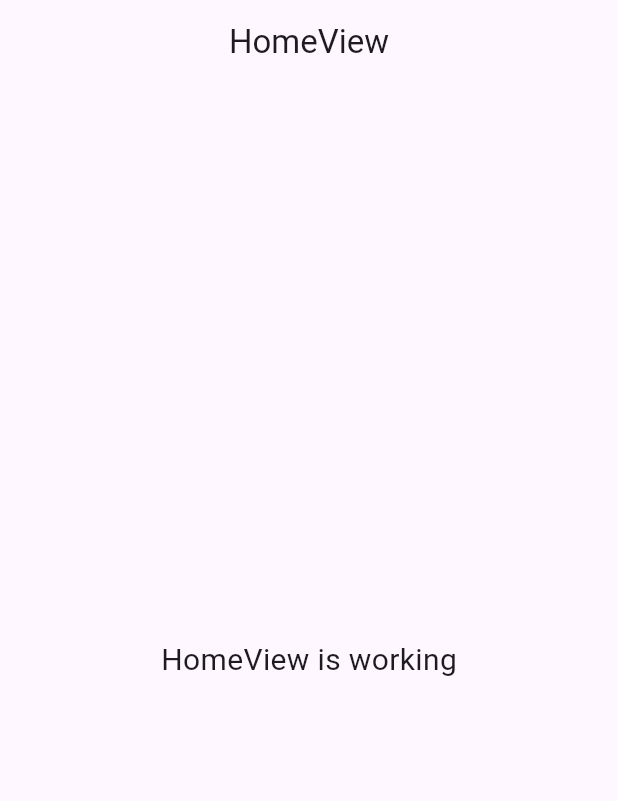
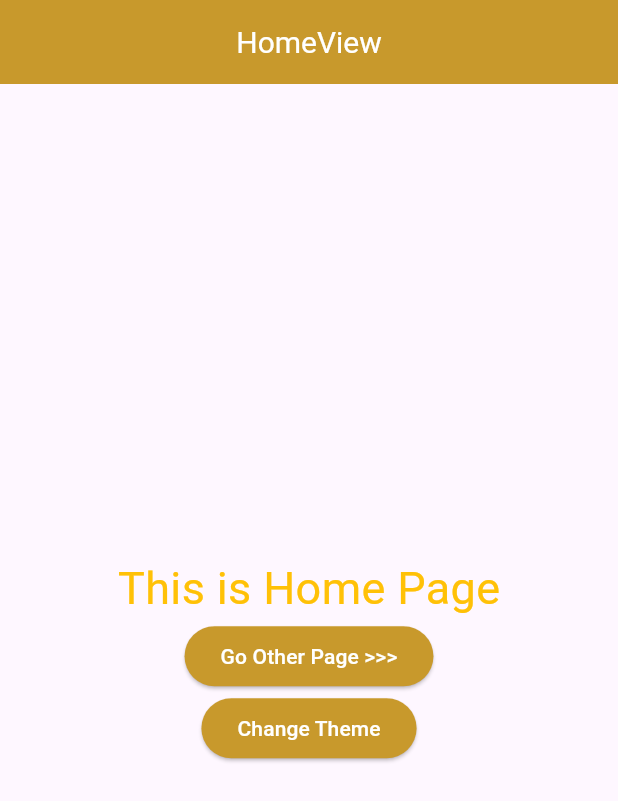
Before and after one commit to wildanarkan/latihan_theme, a Flutter app: the screen it shows after launch, on a phone screen of 412 x 824 dp. Shown: the top 801 px of the screen. Run offline on Flutter 3.47's test engine with Material 3 defaults, Android fonts, the phone set to English and light mode, and no system bars; our stand-ins replace get.

Commit message:
feat : dark theme

```diff
--- /dev/null
+++ b/lib/app/constant/color.dart
@@ -0,0 +1,35 @@
+import 'dart:ui';
+
+import 'package:flutter/material.dart';
+
+const app_primary = Color.fromARGB(255, 200, 153, 44);
+const app_white = Colors.white;
+const app_dark = Colors.black;
+
+ThemeData light = ThemeData(
+    brightness: Brightness.light,
+    appBarTheme: AppBarTheme(
+      color: app_primary,
+      titleTextStyle: TextStyle(color: app_white, fontSize: 20),
+    ),
+    elevatedButtonTheme: ElevatedButtonThemeData(
+        style: ButtonStyle(
+            backgroundColor: MaterialStatePropertyAll(app_primary),
+            foregroundColor: MaterialStatePropertyAll(app_white))),
+    textTheme: TextTheme(
+      bodyMedium: TextStyle(color: Colors.amber),
+    ));
+
+ThemeData dark = ThemeData(
+    brightness: Brightness.dark,
+    appBarTheme: AppBarTheme(
+      color: app_dark,
+      titleTextStyle: TextStyle(color: app_white, fontSize: 20),
+    ),
+    elevatedButtonTheme: ElevatedButtonThemeData(
+        style: ButtonStyle(
+            backgroundColor: MaterialStatePropertyAll(app_dark),
+            foregroundColor: MaterialStatePropertyAll(app_white))),
+    textTheme: TextTheme(
+      bodyMedium: TextStyle(color: app_white),
+    ));
--- a/lib/app/modules/home/views/home_view.dart
+++ b/lib/app/modules/home/views/home_view.dart
@@ -1,6 +1,8 @@
 import 'package:flutter/material.dart';
 
 import 'package:get/get.dart';
+import 'package:latihan_theme/app/constant/color.dart';
+import 'package:latihan_theme/app/routes/app_pages.dart';
 
 import '../controllers/home_controller.dart';
 
@@ -13,10 +15,14 @@ class HomeView extends GetView<HomeController> {
         title: const Text('HomeView'),
         centerTitle: true,
       ),
-      body: const Center(
-        child: Text(
-          'HomeView is working',
-          style: TextStyle(fontSize: 20),
+      body: Center(
+        child: Column(
+          mainAxisAlignment: MainAxisAlignment.center,
+          children: [
+            Text("This is Home Page", style: TextStyle(fontSize: 30),),
+            ElevatedButton(onPressed: ()=>Get.toNamed(Routes.OTHER), child: Text("Go Other Page >>>")),
+            ElevatedButton(onPressed: ()=>Get.changeTheme(Get.isDarkMode ? light : dark), child: Text("Change Theme")),
+          ],
         ),
       ),
     );
--- a/lib/app/routes/app_pages.dart
+++ b/lib/app/routes/app_pages.dart
@@ -2,6 +2,8 @@ import 'package:get/get.dart';
 
 import '../modules/home/bindings/home_binding.dart';
 import '../modules/home/views/home_view.dart';
+import '../modules/other/bindings/other_binding.dart';
+import '../modules/other/views/other_view.dart';
 
 part 'app_routes.dart';
 
@@ -16,5 +18,10 @@ class AppPages {
       page: () => const HomeView(),
       binding: HomeBinding(),
     ),
+    GetPage(
+      name: _Paths.OTHER,
+      page: () => const OtherView(),
+      binding: OtherBinding(),
+    ),
   ];
 }
--- a/lib/app/routes/app_routes.dart
+++ b/lib/app/routes/app_routes.dart
@@ -4,9 +4,11 @@ part of 'app_pages.dart';
 abstract class Routes {
   Routes._();
   static const HOME = _Paths.HOME;
+  static const OTHER = _Paths.OTHER;
 }
 
 abstract class _Paths {
   _Paths._();
   static const HOME = '/home';
+  static const OTHER = '/other';
 }
--- a/lib/main.dart
+++ b/lib/main.dart
@@ -1,12 +1,15 @@
 import 'package:flutter/material.dart';
 
 import 'package:get/get.dart';
+import 'package:latihan_theme/app/constant/color.dart';
 
 import 'app/routes/app_pages.dart';
 
 void main() {
   runApp(
     GetMaterialApp(
+      debugShowCheckedModeBanner: false,
+      theme: light,
       title: "Application",
       initialRoute: AppPages.INITIAL,
       getPages: AppPages.routes,
```
Also changed, not shown: lib/app/modules/other/bindings/other_binding.dart (added, +12 -0 lines), lib/app/modules/other/controllers/other_controller.dart (added, +23 -0 lines), lib/app/modules/other/views/other_view.dart (added, +24 -0 lines).
